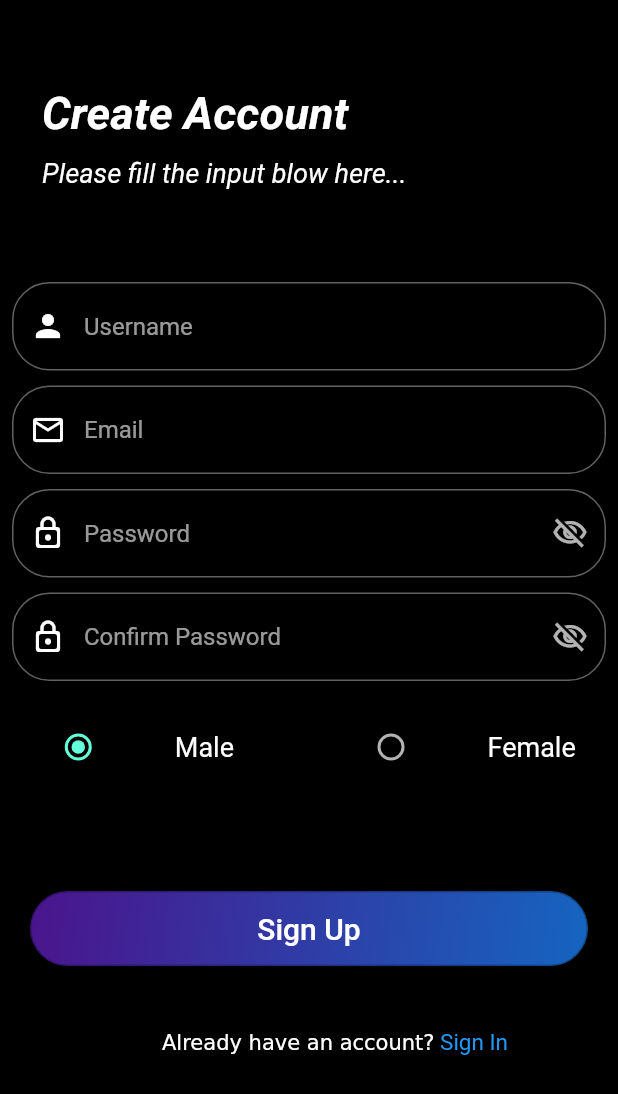
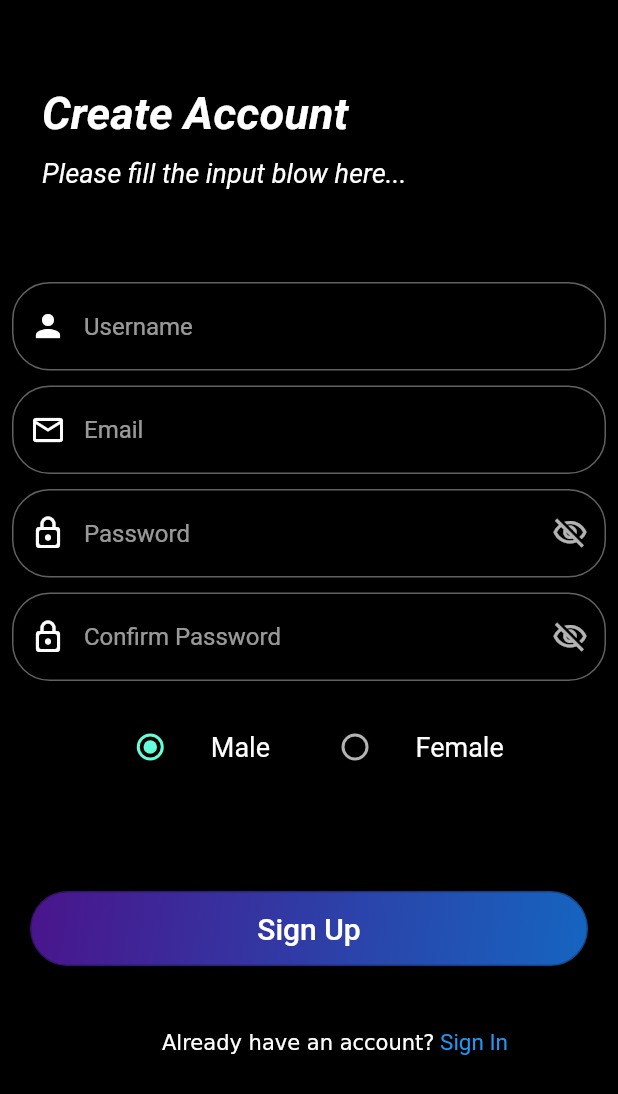
Before and after one commit to subhasubi/new_app, a Flutter app: the RegisterPage screen opened directly, on a phone screen of 412 x 824 dp. Shown: the top 1094 px of the screen. Run offline on Flutter 3.47's test engine with Material 2 defaults, Android fonts, the phone set to English and light mode, and no system bars; our stand-ins replace cloud_firestore, firebase_auth, firebase_core, get, shared_preferences, syncfusion_flutter_sliders; accounts and stored records are empty; network calls fail.

Commit message:
radio button

```diff
--- a/lib/LoginPage.dart
+++ b/lib/LoginPage.dart
@@ -151,6 +151,8 @@ class _LoginPageState extends State<LoginPage> {
                 children: [
                   TextButton(
                     onPressed: () {
+                      Get.snackbar('Set New Password', 'Check your email',
+                          snackPosition: SnackPosition.BOTTOM);
                       forgotPassword();
                     },
                     child: Text(
--- a/lib/RegisterPage.dart
+++ b/lib/RegisterPage.dart
@@ -217,7 +217,9 @@ class _RegisterPageState extends State<RegisterPage> {
                 ),
               ),
               SizedBox(height: 20),
-              Row(
+              Padding(
+                padding: const EdgeInsets.only(left: 60, right: 60),
+                child: Row(
                   mainAxisAlignment: MainAxisAlignment.spaceAround,
                   children: [
                     Radio(
@@ -251,6 +253,7 @@ class _RegisterPageState extends State<RegisterPage> {
                     ),
                   ],
                 ),
+              ),
               SizedBox(height: 60),
               CustomButton(
                 buttonText: 'Sign Up',
```
Lines whose indentation alone changed are shown as unchanged.
